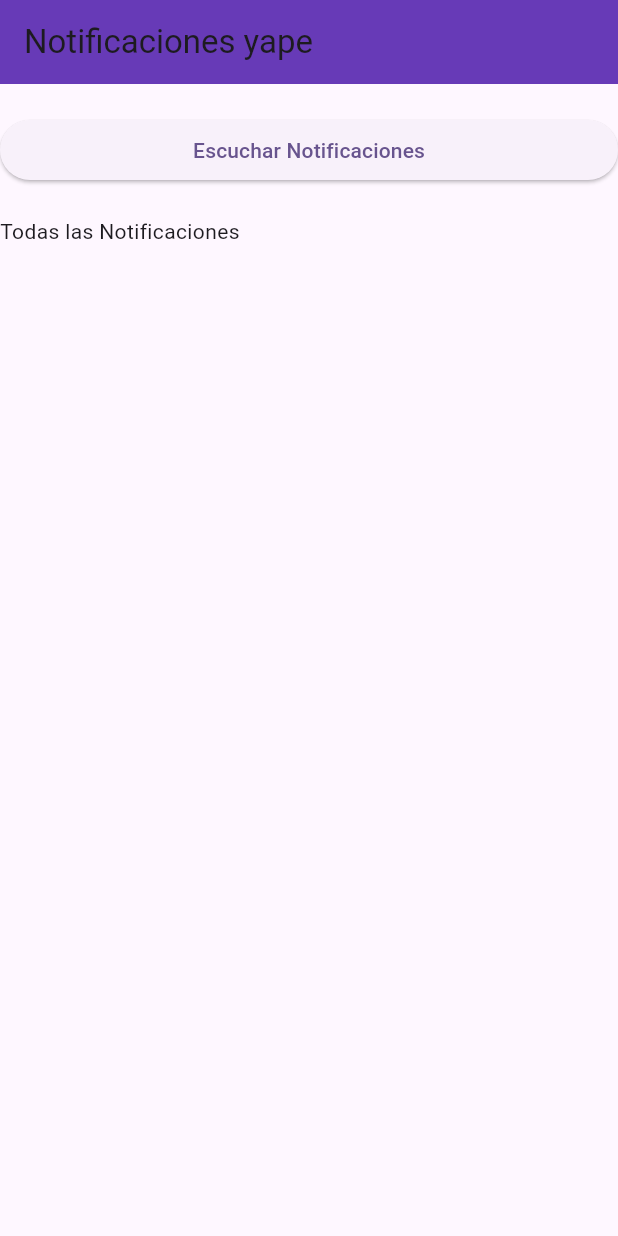
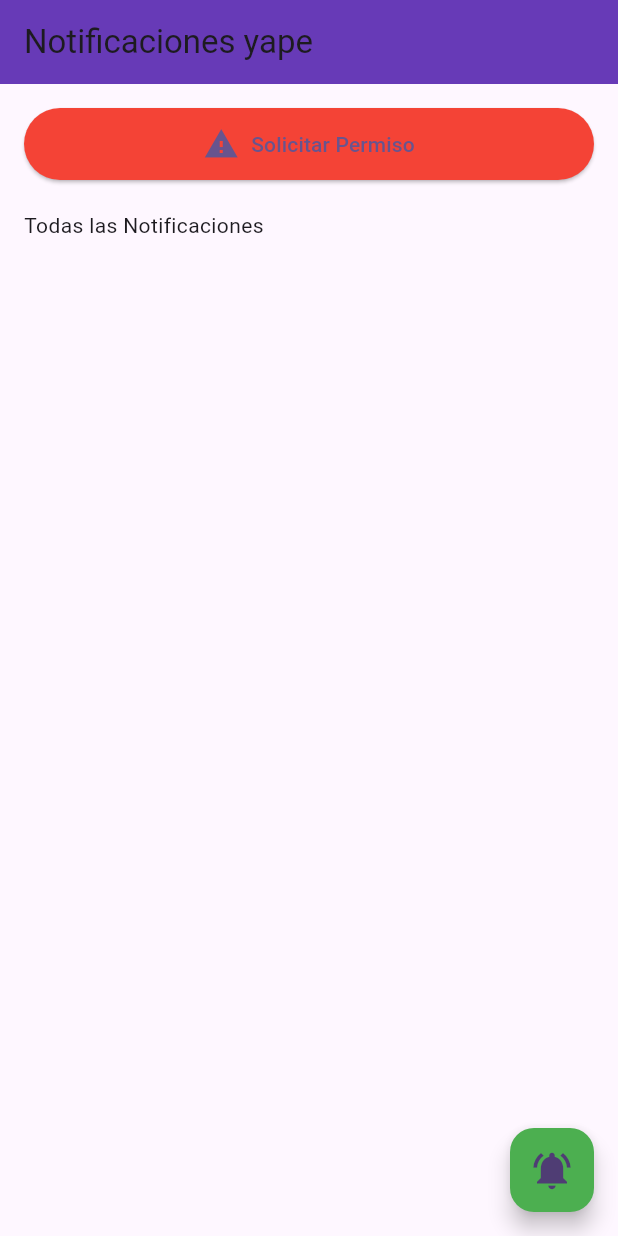
Before and after one commit to lordeber15/Verificar_pagos, a Flutter app: the screen it shows after launch, on a phone screen of 412 x 824 dp. Run offline on Flutter 3.47's test engine with Material 3 defaults, Android fonts, the light colour scheme and no system bars; our stand-ins replace get; missing offline and left inert: notification_listener_service.

Commit message:
mejora de botones y animaciones

```diff
--- a/lib/main.dart
+++ b/lib/main.dart
@@ -33,6 +33,11 @@
 }
 
 class _MyHomePageState extends State<MyHomePage> {
+  List<String> segmentContent(String content) {
+    // Puedes personalizar esto según el formato de los mensajes de Yape
+    return content.split('\n');
+  }
+
   @override
   Widget build(BuildContext context) {
     SMSController smsController = Get.put(SMSController());
@@ -40,34 +45,81 @@
     return Scaffold(
       appBar: AppBar(
         backgroundColor: Colors.deepPurple,
-
         title: Text(widget.title),
       ),
       body: ListView(
+        padding: EdgeInsets.all(16),
         children: [
-          Center(),
-          SizedBox(height: 20),
-          ElevatedButton(
-            onPressed: () {
-              smsController.requestForPermission();
-            },
-            child: Text("Escuchar Notificaciones"),
+          Obx(
+            () => ElevatedButton.icon(
+              style: ElevatedButton.styleFrom(
+                backgroundColor:
+                    smsController.hasPermission.value
+                        ? Colors.green
+                        : Colors.red,
+                padding: EdgeInsets.symmetric(horizontal: 16, vertical: 12),
+              ),
+              onPressed: () {
+                smsController.requestForPermission();
+
+                final snackBar = SnackBar(
+                  content: Text(
+                    smsController.hasPermission.value
+                        ? '✅ Permiso concedido'
+                        : '❌ Permiso denegado o no otorgado',
+                  ),
+                  duration: Duration(seconds: 2),
+                  behavior: SnackBarBehavior.floating,
+                  backgroundColor:
+                      smsController.hasPermission.value
+                          ? Colors.green
+                          : Colors.red,
+                );
+
+                ScaffoldMessenger.of(context).showSnackBar(snackBar);
+              },
+              icon: AnimatedSwitcher(
+                duration: Duration(milliseconds: 300),
+                transitionBuilder: (child, animation) {
+                  return ScaleTransition(scale: animation, child: child);
+                },
+                child: Icon(
+                  smsController.hasPermission.value
+                      ? Icons.check_circle
+                      : Icons.warning,
+                  key: ValueKey<bool>(smsController.hasPermission.value),
+                  size: 24,
+                ),
+              ),
+              label: Text(
+                smsController.hasPermission.value
+                    ? "Permiso Concedido"
+                    : "Solicitar Permiso",
+              ),
+            ),
           ),
           SizedBox(height: 20),
           Text("Todas las Notificaciones"),
           Obx(
             () => Column(
               children:
-                  smsController.notificationList.value
+                  smsController.notificationList
                       .map(
                         (e) => Container(
                           color: Colors.deepPurple.withValues(alpha: 0.2),
-                          margin: EdgeInsets.all(5),
-                          padding: EdgeInsets.all(5),
+                          margin: EdgeInsets.symmetric(vertical: 5),
+                          padding: EdgeInsets.all(8),
                           child: Column(
+                            crossAxisAlignment: CrossAxisAlignment.start,
                             children: [
-                              Row(children: [Text("Aplicacione x")]),
-                              Row(children: [Text(e.content)]),
+                              Text(
+                                "App: ${e.packageName}",
+                                style: TextStyle(fontWeight: FontWeight.bold),
+                              ),
+                              Divider(),
+                              ...segmentContent(
+                                e.content.toString(),
+                              ).map((line) => Text(line)),
                             ],
                           ),
                         ),
@@ -77,6 +129,42 @@
           ),
         ],
       ),
+      floatingActionButton: Obx(
+        () => FloatingActionButton(
+          backgroundColor:
+              smsController.isListening.value ? Colors.red : Colors.green,
+          onPressed: () {
+            smsController.toggleListening();
+
+            final snackBar = SnackBar(
+              content: Text(
+                smsController.isListening.value
+                    ? '🟢 Captura de notificaciones activada'
+                    : '🔴 Captura de notificaciones detenida',
+              ),
+              duration: Duration(seconds: 2),
+              behavior: SnackBarBehavior.floating,
+              backgroundColor:
+                  smsController.isListening.value ? Colors.green : Colors.red,
+            );
+
+            ScaffoldMessenger.of(context).showSnackBar(snackBar);
+          },
+          child: AnimatedSwitcher(
+            duration: Duration(milliseconds: 300),
+            transitionBuilder: (child, animation) {
+              return ScaleTransition(scale: animation, child: child);
+            },
+            child: Icon(
+              smsController.isListening.value
+                  ? Icons.notifications_off
+                  : Icons.notifications_active,
+              key: ValueKey<bool>(smsController.isListening.value),
+              size: 30,
+            ),
+          ),
+        ),
+      ),
     );
   }
 }
```
Also changed, not shown: lib/notificacionController.dart (+40 -7 lines).
